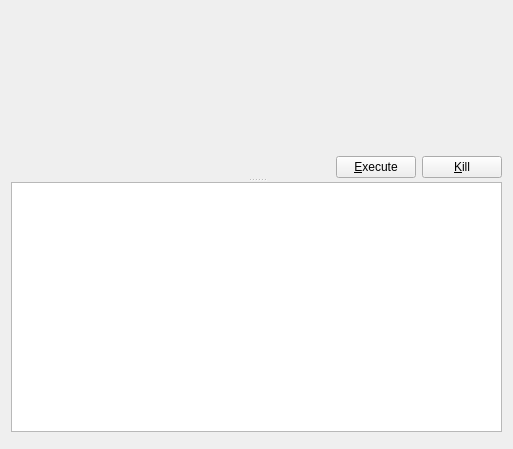
This is sqlantaresia/QueryWidget.ui in mtorromeo/sqlantaresia as Qt 5 draws it before an edit. The edited form follows.
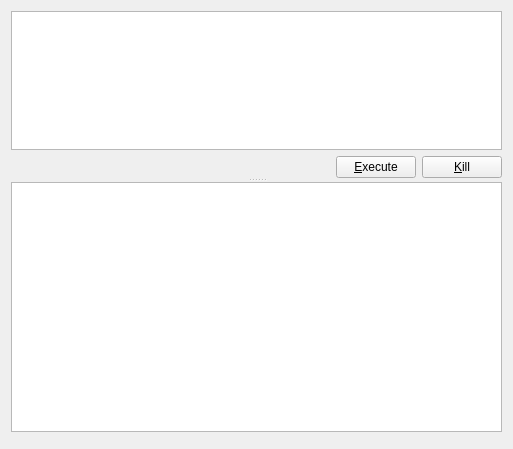
This is the edited form. Icons and pictures are not drawn. Custom widgets are drawn as their Qt base class.

Commit message: Separated sql editor code in its own class

```diff
--- a/sqlantaresia/QueryWidget.ui
+++ b/sqlantaresia/QueryWidget.ui
@@ -33,7 +33,7 @@
           <number>0</number>
          </property>
          <item>
-          <widget class="QsciScintilla" name="txtQuery">
+          <widget class="SQLEditor" name="txtQuery">
            <property name="sizePolicy">
             <sizepolicy hsizetype="Expanding" vsizetype="Ignored">
              <horstretch>0</horstretch>
@@ -243,9 +243,9 @@
  </widget>
  <customwidgets>
   <customwidget>
-   <class>QsciScintilla</class>
-   <extends>QFrame</extends>
-   <header>Qsci/qsciscintilla.h</header>
+   <class>SQLEditor</class>
+   <extends>QTextEdit</extends>
+   <header>editor</header>
   </customwidget>
  </customwidgets>
  <resources>
```
Left out of the diff: 6 changed lines with no effect on the pictures. The commit also changes 3 other files.
